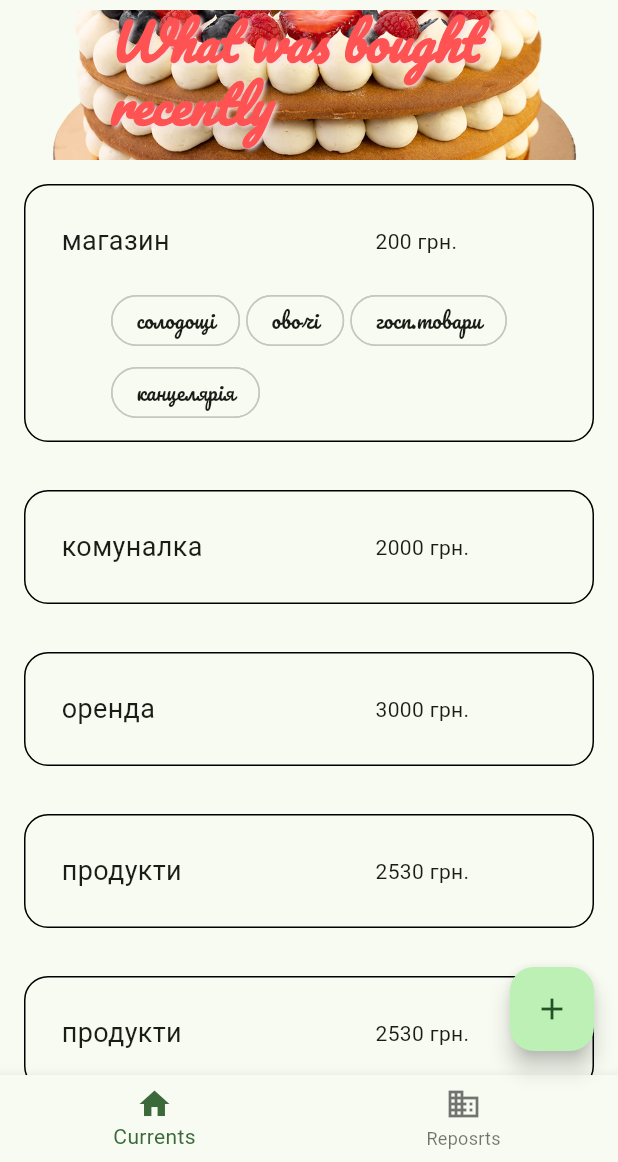
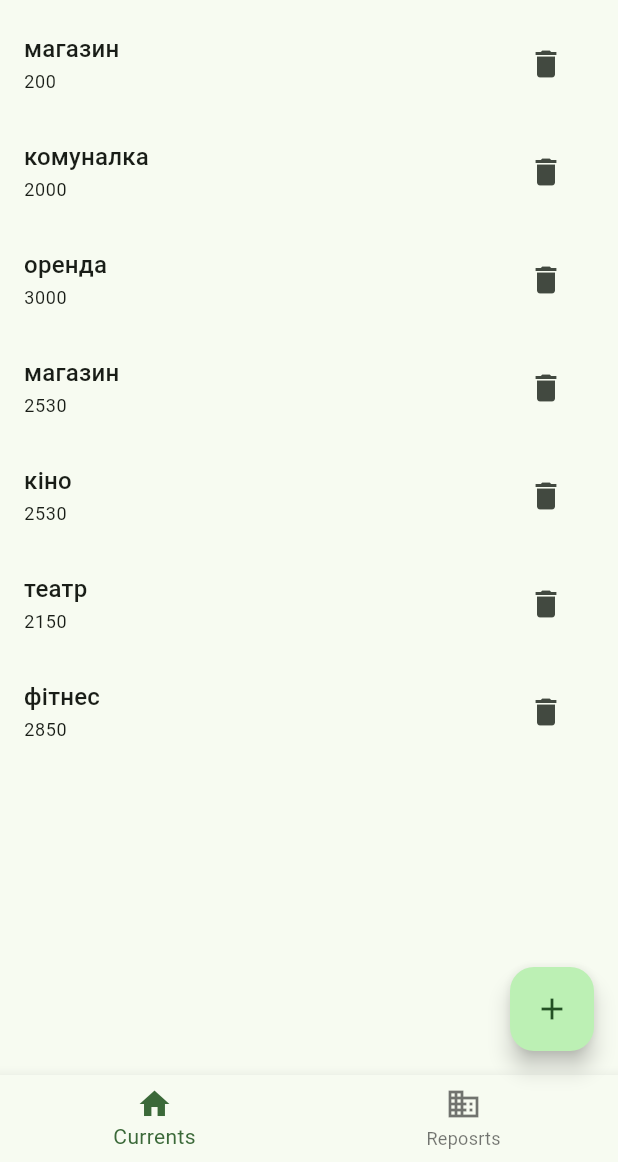
Before and after one commit to lizakolot12/MyFinances, a Flutter app: the screen it shows after launch, on a phone screen of 412 x 824 dp, the part 74-1236 px from its top. Run offline on Flutter 3.47's test engine with Material 2 defaults, Android fonts, the phone set to English and light mode, and no system bars; our stand-ins replace flutter_riverpod, google_fonts; generated files the repository leaves out were written again.

Commit message:
fix home task

```diff
--- a/lib/data/data.dart
+++ b/lib/data/data.dart
@@ -6,6 +6,7 @@ class Transaction {
   final String _name;
   final int _total;
   final List<String>? _tags;
+  bool _isProgress = false;
 
   Transaction(this._id, this._name, this._total, this._tags);
 
@@ -16,6 +17,12 @@ class Transaction {
   String get name => _name;
 
   int get id => _id;
+
+  bool get isProgress => _isProgress;
+
+  set isProgress(bool value) {
+    _isProgress = value;
+  }
 }
 
 final repositoryProvider = ChangeNotifierProvider<TransactionRepository>((ref) {
@@ -28,20 +35,22 @@ class TransactionRepository extends ChangeNotifier {
         1, "магазин", 200, ["солодощі", "овочі", "госп.товари", "канцелярія"]),
     Transaction(2, "комуналка", 2000, null),
     Transaction(3, "оренда", 3000, null),
-    Transaction(4, "продукти", 2530, null),
-    Transaction(5, "продукти", 2530, null),
-    Transaction(6, "продукти", 2150, null),
-    Transaction(7, "продукти", 2850, null),
-    Transaction(8, "продукти", 2530, null),
-    Transaction(9, "продукти", 2520, null),
+    Transaction(4, "магазин", 2530, null),
+    Transaction(5, "кіно", 2530, null),
+    Transaction(6, "театр", 2150, null),
+    Transaction(7, "фітнес", 2850, null),
   ];
 
-  List<Transaction> getAll() {
+  Future<List<Transaction>> getAll() async {
+    await Future.delayed(const Duration(seconds: 1));
     return _transactions;
   }
 
-  void remove(Transaction transaction) {
-    _transactions.remove(transaction);
+  Future<void> remove(int index) async {
+    _transactions[index].isProgress = true;
+    notifyListeners();
+    await Future.delayed(const Duration(seconds: 1));
+    _transactions.removeAt(index);
     notifyListeners();
   }
 }
--- a/lib/list_screen.dart
+++ b/lib/list_screen.dart
@@ -1,9 +1,6 @@
 import 'package:flutter/material.dart';
-import 'package:flutter_gen/gen_l10n/app_localizations.dart';
 import 'package:flutter_riverpod/flutter_riverpod.dart';
 import 'data/data.dart';
-import 'items.dart';
-import 'theme_extensions.dart';
 
 class ListScreen extends ConsumerWidget {
   const ListScreen({super.key});
@@ -11,42 +8,49 @@ class ListScreen extends ConsumerWidget {
   @override
   Widget build(BuildContext context, WidgetRef ref) {
     final repository = ref.watch(repositoryProvider);
-    return CustomScrollView(
-      physics: const BouncingScrollPhysics(),
-      slivers: <Widget>[
-        SliverAppBar(
-          stretch: true,
-          stretchTriggerOffset: 100.0,
-          expandedHeight: 100.0,
-          flexibleSpace: FlexibleSpaceBar(
+    return FutureBuilder(
+      future: repository.getAll(),
+      builder: (_, AsyncSnapshot<List<Transaction>> snapshot) {
+        if (snapshot.hasData) {
+          var list = snapshot.data;
+          return Stack(
+            children: [
+              ListView.builder(
+                itemCount: list?.length ?? 0,
+                itemBuilder: (context, index) => ListTile(
                   title: Text(
-              AppLocalizations.of(context)!.mainDesription,
-              style: Theme.of(context).mySpecialTextStyle,
+                    list?[index].name ?? '',
+                    style: Theme.of(context).textTheme.titleMedium,
                   ),
-            background: Image.asset(
-              "assets/images/cake.png",
-              fit: BoxFit.cover,
+                  subtitle: Text(
+                    list?[index].total.toString() ?? '',
+                    style: Theme.of(context).textTheme.bodySmall,
+                  ),
+                  trailing: IconButton(
+                    disabledColor: Colors.black12,
+                    icon: const Icon(
+                      Icons.delete,
+                    ),
+                    onPressed: list?[index].isProgress ?? false
+                        ? null
+                        : () => repository.remove(index),
                   ),
                 ),
               ),
-        SliverList(
-          delegate: SliverChildBuilderDelegate(
-            (BuildContext context, int index) {
-              return Dismissible(
-                key: UniqueKey(),
-                onDismissed: (direction) {
-                  repository.remove(repository.getAll()[index]);
+              if (snapshot.connectionState == ConnectionState.waiting)
+                progress()
+            ],
+          );
+        } else {
+          return progress();
+        }
       },
-                child: TransactionItem(
-                  transaction: repository.getAll()[index],
-                  key: UniqueKey(),
-                ),
     );
-            },
-            childCount: repository.getAll().length,
-          ),
-        )
-      ],
+  }
+
+  Widget progress() {
+    return const Center(
+      child: CircularProgressIndicator(),
     );
   }
 }
```
Also changed, not shown: sceens.gif (deleted), screens.gif, 1 other file. Lines whose indentation alone changed are shown as unchanged.
